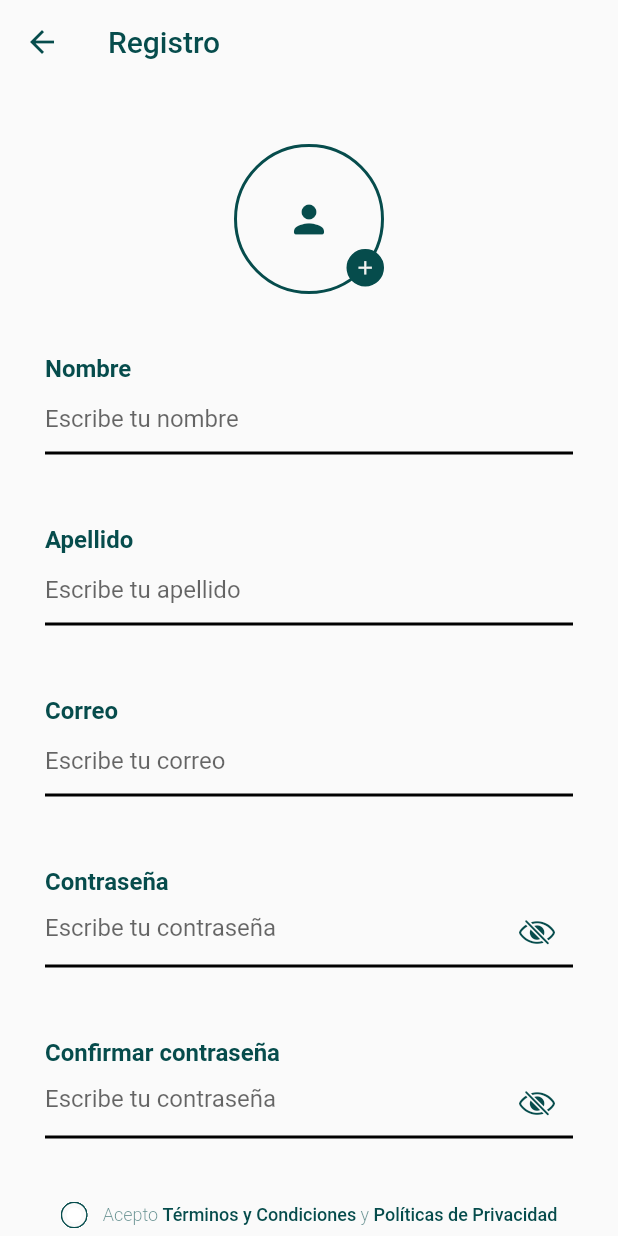
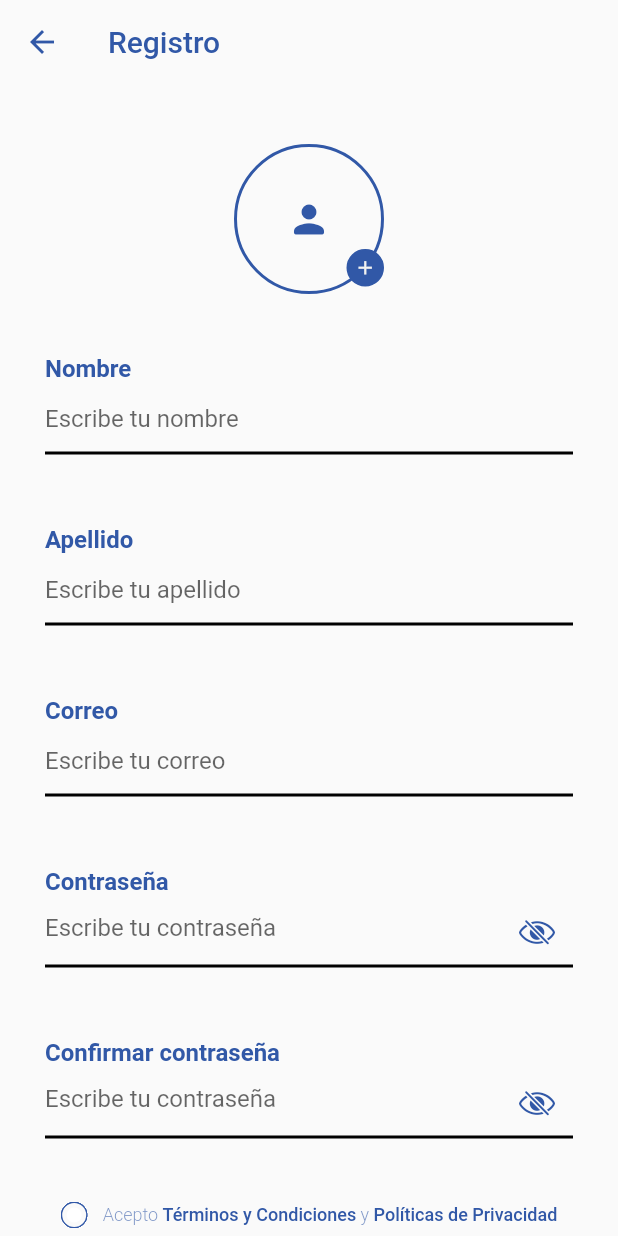
Before and after one commit to srios007/proyecto_final_factores_app, a Flutter app: the screen it shows after launch, after a tap on "Iniciar sesión", after a tap on "¿No tienes una cuenta?", on a phone screen of 412 x 824 dp. Run offline on Flutter 3.47's test engine with Material 2 defaults, Android fonts, the phone set to English and light mode, and no system bars; our stand-ins replace cached_network_image, cloud_firestore, connectivity_plus, firebase_auth, firebase_core, firebase_messaging and 9 more; accounts and stored records are empty; project files that could hold a hidden picture were left out.

Commit message:
[FIX] principal color

```diff
--- a/lib/app/modules/add_credit_card/views/add_credit_card_view.dart
+++ b/lib/app/modules/add_credit_card/views/add_credit_card_view.dart
@@ -9,14 +9,14 @@ import 'package:proyecto_final_factores_app/app/widgets/widgets.dart';
 class AddCreditCardView extends GetView<AddCreditCardController> {
   AddCreditCardView({super.key});
   final errorStyle = const TextStyle(height: 0, fontSize: 0);
-  final labelStyle = TextStyle(color: Palette.darkGreen.withOpacity(0.7));
+  final labelStyle = TextStyle(color: Palette.mainBlue.withOpacity(0.7));
   @override
   Widget build(BuildContext context) {
     return Scaffold(
       appBar: AppBar(
         title: const Text(
           'Agregar tarjeta',
-          style: TextStyle(color: Palette.darkGreen),
+          style: TextStyle(color: Palette.mainBlue),
         ),
         centerTitle: true,
       ),
@@ -42,7 +42,7 @@ class AddCreditCardView extends GetView<AddCreditCardController> {
       return Padding(
         padding: const EdgeInsets.symmetric(horizontal: 10),
         child: CreditCardForm(
-          themeColor: Palette.darkGreen,
+          themeColor: Palette.mainBlue,
           formKey: controller.key,
           obscureNumber: false,
           obscureCvv: true,
--- a/lib/app/modules/credit_cards_list/views/credit_cards_list_view.dart
+++ b/lib/app/modules/credit_cards_list/views/credit_cards_list_view.dart
@@ -13,7 +13,7 @@ class CreditCardsListView extends GetView<CreditCardsListController> {
       appBar: AppBar(
         title: const Text(
           'Mis tarjetas',
-          style: TextStyle(color: Palette.darkGreen),
+          style: TextStyle(color: Palette.mainBlue),
         ),
         centerTitle: true,
       ),
@@ -50,7 +50,7 @@ class CreditCardsListView extends GetView<CreditCardsListController> {
 
   childrenCard(CreditCard child, int position) {
     const titleStyle = TextStyle(
-      color: Palette.darkGreen,
+      color: Palette.mainBlue,
       fontWeight: FontWeight.bold,
     );
     return Padding(
--- a/lib/app/modules/home/views/home_view.dart
+++ b/lib/app/modules/home/views/home_view.dart
@@ -118,7 +118,7 @@ class HomeView extends GetView<HomeController> {
                     padding: const EdgeInsets.all(20),
                     child: Center(
                       child: LoadingAnimationWidget.twistingDots(
-                        leftDotColor: Palette.darkGreen,
+                        leftDotColor: Palette.mainBlue,
                         rightDotColor: Palette.green,
                         size: 20,
                       ),
--- a/lib/app/modules/home/widgets/drawer_home.dart
+++ b/lib/app/modules/home/widgets/drawer_home.dart
@@ -30,11 +30,11 @@ class DrawerHome extends StatelessWidget {
                 ),
                 const SizedBox(height: 15),
                 const Text(
-                  'Marketplace',
+                  'Techmart',
                   style: TextStyle(
                     fontWeight: FontWeight.w600,
                     fontSize: 24,
-                    color: Palette.darkGreen,
+                    color: Palette.mainBlue,
                   ),
                 )
               ],
--- a/lib/app/modules/login/views/login_view.dart
+++ b/lib/app/modules/login/views/login_view.dart
@@ -39,9 +39,9 @@ class LoginView extends GetView<LoginController> {
     return const Padding(
       padding: EdgeInsets.symmetric(horizontal: 30),
       child: Text(
-        'Marketplace UDesarrolladores',
+        'Techmart',
         style: TextStyle(
-          color: Palette.darkGreen,
+          color: Palette.mainBlue,
           fontSize: 40,
           fontWeight: FontWeight.bold,
         ),
@@ -78,7 +78,7 @@ class LoginView extends GetView<LoginController> {
                 child: Text(
                   'Olvidé mi contraseña',
                   style: TextStyle(
-                    color: Palette.darkGreen,
+                    color: Palette.mainBlue,
                   ),
                 ),
               ),
@@ -101,7 +101,7 @@ class LoginView extends GetView<LoginController> {
             Text(
               '¿No tienes una cuenta? ',
               style: TextStyle(
-                color: Palette.darkGreen,
+                color: Palette.mainBlue,
                 fontSize: 14,
                 fontWeight: FontWeight.w300,
               ),
@@ -109,7 +109,7 @@ class LoginView extends GetView<LoginController> {
             Text(
               'Regístrate',
               style: TextStyle(
-                color: Palette.darkGreen,
+                color: Palette.mainBlue,
                 fontSize: 14,
                 fontWeight: FontWeight.w600,
               ),
--- a/lib/app/modules/register/views/register_view.dart
+++ b/lib/app/modules/register/views/register_view.dart
@@ -14,7 +14,7 @@ class RegisterView extends GetView<RegisterController> {
         title: const Text(
           'Registro',
           style: TextStyle(
-            color: Palette.darkGreen,
+            color: Palette.mainBlue,
           ),
         ),
       ),
@@ -74,7 +74,7 @@ class RegisterView extends GetView<RegisterController> {
       decoration: BoxDecoration(
         shape: BoxShape.circle,
         border: Border.all(
-          color: Palette.darkGreen,
+          color: Palette.mainBlue,
           width: 2,
         ),
       ),
@@ -102,14 +102,14 @@ class RegisterView extends GetView<RegisterController> {
               decoration: BoxDecoration(
                 shape: BoxShape.circle,
                 border: Border.all(
-                  color: Palette.darkGreen,
+                  color: Palette.mainBlue,
                   width: 2,
                 ),
               ),
               child: const Icon(
                 Icons.person_rounded,
                 size: 30,
-                color: Palette.darkGreen,
+                color: Palette.mainBlue,
               ),
             ),
           ),
@@ -123,10 +123,10 @@ class RegisterView extends GetView<RegisterController> {
               width: 25,
               height: 25,
               decoration: BoxDecoration(
-                color: Palette.darkGreen,
+                color: Palette.mainBlue,
                 shape: BoxShape.circle,
                 border: Border.all(
-                  color: Palette.darkGreen,
+                  color: Palette.mainBlue,
                   width: 1,
                 ),
               ),
@@ -221,7 +221,7 @@ class RegisterView extends GetView<RegisterController> {
             onTap: controller.goToTerms,
             onTap2: controller.goToPolicies,
             color:
-                !controller.terms.value ? Palette.darkGreen : Palette.darkGreen,
+                !controller.terms.value ? Palette.mainBlue : Palette.mainBlue,
           ),
         ),
       ],
--- a/lib/app/utils/image_picker_alert.dart
+++ b/lib/app/utils/image_picker_alert.dart
@@ -21,7 +21,7 @@ class ImagePickAlert {
             label: 'Tomar una foto     ',
             icon: const Icon(
               Icons.camera_alt,
-              color: Palette.darkGreen,
+              color: Palette.mainBlue,
             ),
           ),
           Itembutton(
@@ -29,7 +29,7 @@ class ImagePickAlert {
             label: 'Desde galería      ',
             icon: const Icon(
               Icons.photo_album,
-              color: Palette.darkGreen,
+              color: Palette.mainBlue,
             ),
           ),
         ],
@@ -38,7 +38,7 @@ class ImagePickAlert {
           child: const Text(
             'Cancelar',
             style: TextStyle(
-              color: Palette.darkGreen,
+              color: Palette.mainBlue,
               fontWeight: FontWeight.w700,
               fontSize: 16,
             ),
--- a/lib/app/utils/palette.dart
+++ b/lib/app/utils/palette.dart
@@ -8,11 +8,10 @@ class Palette {
   static const red = Color(0xFFD90416);
   static const lightGreen = Color(0xFF00D28A);
   static const green = Color(0xFF00D28A);
-  static const darkGreen = Color(0xFF064C4C);
+  static const mainBlue = Color(0xFF3158A7);
   static const yellow = Color(0xFFFFFF8F);
   static const white = Color(0xFFF2F2F0);
   static const black = Color(0xFF002200);
-
 }
 
 Palette palette = Palette();
--- a/lib/app/widgets/buttons/custom_button.dart
+++ b/lib/app/widgets/buttons/custom_button.dart
@@ -44,7 +44,7 @@ class CustomButton extends StatelessWidget {
         width: width ?? Get.width - 60,
         height: height ?? 55,
         child: MaterialButton(
-          color: color ?? Palette.darkGreen,
+          color: color ?? Palette.mainBlue,
           elevation: elevation ?? 1,
           shape: RoundedRectangleBorder(
             side: BorderSide(color: borderColor ?? Colors.transparent),
--- a/lib/app/widgets/check_accept.dart
+++ b/lib/app/widgets/check_accept.dart
@@ -40,7 +40,7 @@ class CheckAccept extends StatelessWidget {
               text: 'Acepto ',
               style: TextStyle(
                 fontSize: 12,
-                color: Palette.darkGreen.withOpacity(0.6),
+                color: Palette.mainBlue.withOpacity(0.6),
                 fontWeight: FontWeight.w300,
               ),
               children: [
@@ -48,7 +48,7 @@ class CheckAccept extends StatelessWidget {
                   text: label,
                   style: TextStyle(
                     fontSize: 12,
-                    color: Palette.darkGreen,
+                    color: Palette.mainBlue,
                     fontWeight: FontWeight.w500,
                   ),
                   recognizer: TapGestureRecognizer()..onTap = onTap,
@@ -57,7 +57,7 @@ class CheckAccept extends StatelessWidget {
                   text: ' y ',
                   style: TextStyle(
                     fontSize: 12,
-                    color: Palette.darkGreen.withOpacity(0.6),
+                    color: Palette.mainBlue.withOpacity(0.6),
                     fontWeight: FontWeight.w300,
                   ),
                 ),
@@ -65,7 +65,7 @@ class CheckAccept extends StatelessWidget {
                   text: label2,
                   style: TextStyle(
                     fontSize: 12,
-                    color: Palette.darkGreen,
+                    color: Palette.mainBlue,
                     fontWeight: FontWeight.w500,
                   ),
                   recognizer: TapGestureRecognizer()..onTap = onTap2,
--- a/lib/app/widgets/inputs/email_input.dart
+++ b/lib/app/widgets/inputs/email_input.dart
@@ -30,7 +30,7 @@ class EmailInput extends StatelessWidget {
         Text(
           titleText,
           style: const TextStyle(
-            color: Palette.darkGreen,
+            color: Palette.mainBlue,
             fontSize: 16,
             fontWeight: FontWeight.w600,
           ),
--- a/lib/app/widgets/inputs/normal_input.dart
+++ b/lib/app/widgets/inputs/normal_input.dart
@@ -48,7 +48,7 @@ class NormalInput extends StatelessWidget {
           Text(
             titleText,
             style: const TextStyle(
-              color: Palette.darkGreen,
+              color: Palette.mainBlue,
               fontSize: 16,
               fontWeight: FontWeight.w600,
             ),
--- a/lib/app/widgets/inputs/password_input.dart
+++ b/lib/app/widgets/inputs/password_input.dart
@@ -52,7 +52,7 @@ class PasswordInput extends StatelessWidget {
           Text(
             titleText,
             style: const TextStyle(
-              color: Palette.darkGreen,
+              color: Palette.mainBlue,
               fontSize: 16,
               fontWeight: FontWeight.w600,
             ),
@@ -80,9 +80,9 @@ class PasswordInput extends StatelessWidget {
                           onPressed: showPasswordAction,
                           icon: showPassword.value
                               ? const Icon(CupertinoIcons.eye,
-                                  color: Palette.darkGreen)
+                                  color: Palette.mainBlue)
                               : const Icon(CupertinoIcons.eye_slash,
-                                  color: Palette.darkGreen),
+                                  color: Palette.mainBlue),
                         )),
                     controller: textEditingController,
                     validator: validator ??
--- a/lib/app/widgets/item_menu.dart
+++ b/lib/app/widgets/item_menu.dart
@@ -30,7 +30,7 @@ class ItemMenu extends StatelessWidget {
             ),
             Icon(
               iconData,
-              color: Palette.darkGreen,
+              color: Palette.mainBlue,
             ),
           ],
         ),
--- a/lib/app/widgets/loading_widget.dart
+++ b/lib/app/widgets/loading_widget.dart
@@ -8,7 +8,7 @@ class LoadingWidget extends StatelessWidget {
   @override
   Widget build(BuildContext context) {
     return LoadingAnimationWidget.twistingDots(
-      leftDotColor: Palette.darkGreen,
+      leftDotColor: Palette.mainBlue,
       rightDotColor: Palette.green,
       size: 20,
     );
--- a/lib/main.dart
+++ b/lib/main.dart
@@ -40,7 +40,7 @@ class MyApp extends StatelessWidget {
       theme: ThemeData(
         appBarTheme: const AppBarTheme(
           backgroundColor: Colors.transparent,
-          iconTheme: IconThemeData(color: Palette.darkGreen),
+          iconTheme: IconThemeData(color: Palette.mainBlue),
           elevation: 0,
         ),
       ),
```
Also changed, not shown: lib/app/modules/product_detail/views/product_detail_view.dart (+6 -6 lines), lib/app/modules/profile/views/profile_view.dart (+4 -4 lines).
